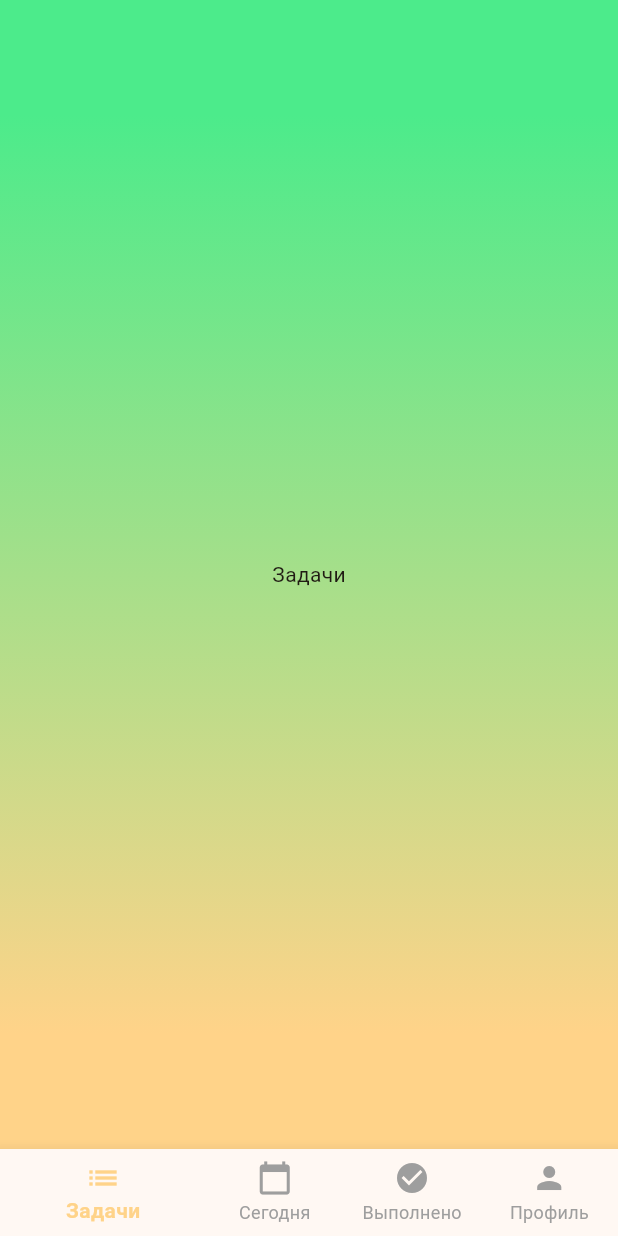
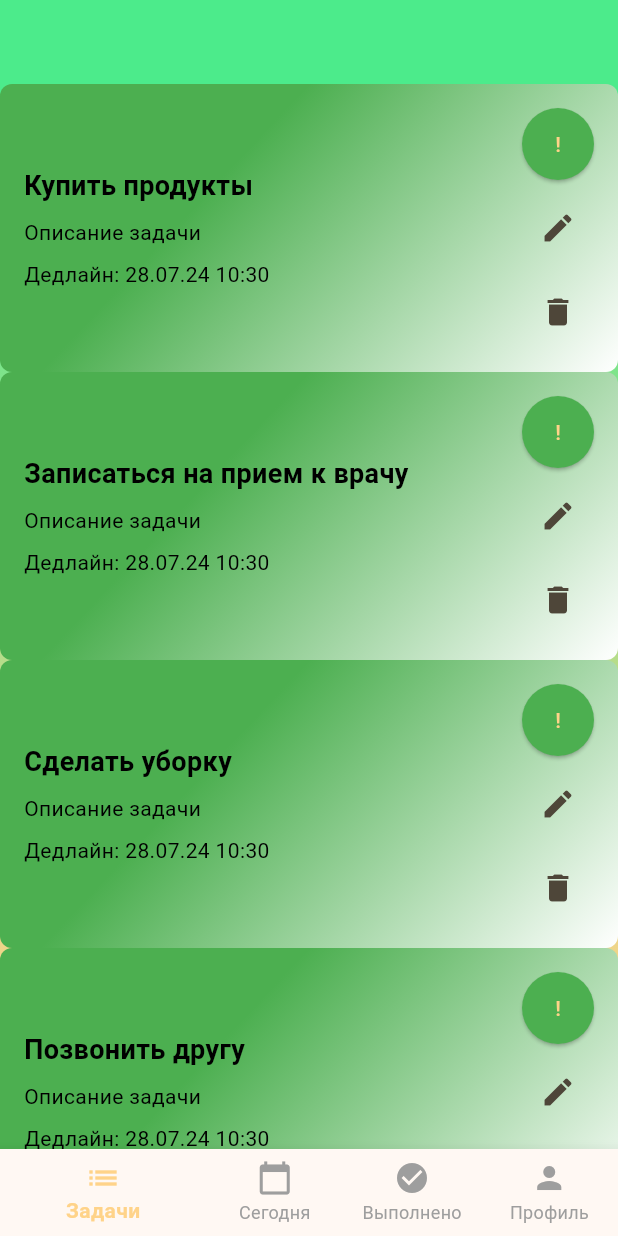
Before and after one commit to Galiona/task_manager, a Flutter app: the MainPage screen opened directly, on a phone screen of 412 x 824 dp. Run offline on Flutter 3.47's test engine with Material 3 defaults, Android fonts, the phone set to English and light mode, and no system bars.

Commit message:
all task

```diff
--- a/lib/pages/main_page.dart
+++ b/lib/pages/main_page.dart
@@ -1,5 +1,6 @@
 import 'package:flutter/material.dart';
-import 'package:task_manager/screens/profile.dart'; // Импортируем ProfilePage
+import '../screens/profile.dart';
+import '../screens/all_tasks.dart';
 
 class MainPage extends StatefulWidget {
   const MainPage({Key? key}) : super(key: key);
@@ -12,10 +13,10 @@ class _MainPageState extends State<MainPage> {
   int _selectedIndex = 0;
 
   static const List<Widget> _widgetOptions = <Widget>[
-    Text('Задачи'),
+    TaskPage(),
     Text('Сегодня'),
     Text('Выполнено'),
-    Text('Профиль'),
+    ProfilePage(),
   ];
 
   void _onItemTapped(int index) {
--- /dev/null
+++ b/lib/screens/all_tasks.dart
@@ -0,0 +1,43 @@
+import 'package:flutter/material.dart';
+import '../widgets/task_item.dart';
+
+class TaskPage extends StatefulWidget {
+  const TaskPage({Key? key}) : super(key: key);
+
+  @override
+  State<TaskPage> createState() => _TaskPageState();
+}
+
+class _TaskPageState extends State<TaskPage> {
+  // Список задач (замените на данные из Firebase)
+  List<String> tasks = [
+    'Купить продукты',
+    'Записаться на прием к врачу',
+    'Сделать уборку',
+    'Позвонить другу',
+  ];
+
+  @override
+  Widget build(BuildContext context) {
+    return ListView.builder(
+      itemCount: tasks.length,
+      itemBuilder: (context, index) {
+        return TaskItem(
+          title: tasks[index],
+          description: 'Описание задачи',
+          deadline: DateTime.now(),
+          priority: TaskPriority.low,
+          onEdit: (String title) {
+            // Логика редактирования задачи
+            print('Редактируется задача: $title');
+          },
+          onDelete: (String title) {
+            setState(() {
+              tasks.remove(title); // Удаляем задачу из списка
+            });
+          },
+        );
+      },
+    );
+  }
+}
--- /dev/null
+++ b/lib/widgets/task_item.dart
@@ -0,0 +1,169 @@
+import 'package:flutter/material.dart';
+import 'package:intl/intl.dart'; // Импортируем пакет для форматирования даты
+
+class TaskItem extends StatefulWidget {
+  final String title;
+  final String description;
+  final DateTime deadline; // Изменяем тип deadline на DateTime
+  final TaskPriority priority; // Добавляем enum для приоритета
+  final Function(String) onDelete; // Функция для удаления задачи
+  final Function(String) onEdit; // Функция для редактирования задачи
+
+  const TaskItem({
+    Key? key,
+    required this.title,
+    required this.description,
+    required this.deadline,
+    required this.priority,
+    required this.onDelete,
+    required this.onEdit,
+  }) : super(key: key);
+
+  @override
+  State<TaskItem> createState() => _TaskItemState();
+}
+
+class _TaskItemState extends State<TaskItem> {
+  late TaskPriority _currentPriority; // Сохраняем текущий приоритет
+
+  @override
+  void initState() {
+    super.initState();
+    _currentPriority = widget.priority; // Инициализируем текущий приоритет
+  }
+
+  @override
+  Widget build(BuildContext context) {
+    return Container( // Добавляем Container для градиента
+      padding: const EdgeInsets.all(16.0),
+      decoration: BoxDecoration(
+        gradient: getGradientForPriority(_currentPriority), // Получаем градиент
+        borderRadius: BorderRadius.circular(8.0),
+      ),
+      child: Row(
+        children: [
+          Expanded( // Занимаем всю доступную ширину для текста
+            child: Column(
+              crossAxisAlignment: CrossAxisAlignment.start,
+              children: [
+                Text(
+                  widget.title,
+                  style: const TextStyle(
+                    fontSize: 18,
+                    fontWeight: FontWeight.bold,
+                    color: Colors.black, //  текст для контраста
+                  ),
+                ),
+                const SizedBox(height: 8),
+                Text(
+                  widget.description,
+                  style: const TextStyle(fontSize: 14, color: Colors.black), // текст для контраста
+                ),
+                const SizedBox(height: 8),
+                Text(
+                  'Дедлайн: ${DateFormat('dd.MM.yy HH:mm').format(widget.deadline)}', // Форматируем дату
+                  style: const TextStyle(fontSize: 14, color: Colors.black), //  текст для контраста
+                ),
+              ],
+            ),
+          ),
+          const SizedBox(width: 16), // Отступ между текстом и кнопкой
+          Column(
+            children: [
+              ElevatedButton(
+                onPressed: () {
+                  setState(() {
+                    _currentPriority = getNextPriority(_currentPriority);
+                  });
+                },
+                style: ElevatedButton.styleFrom(
+                  backgroundColor: getPriorityColor(_currentPriority),
+                  padding: const EdgeInsets.symmetric(horizontal: 16.0),
+                  minimumSize: const Size(48, 48), // Размер кнопки
+                ),
+                child: Text(getPriorityText(_currentPriority)),
+              ),
+              const SizedBox(height: 8), // Отступ между кнопками
+              IconButton(
+                onPressed: () {
+                  widget.onEdit(widget.title); // Вызываем функцию редактирования
+                },
+                icon: const Icon(Icons.edit),
+              ),
+              const SizedBox(height: 8), // Отступ между кнопками
+              IconButton(
+                onPressed: () {
+                  widget.onDelete(widget.title); // Вызываем функцию удаления
+                },
+                icon: const Icon(Icons.delete),
+              ),
+            ],
+          ),
+        ],
+      ),
+    );
+  }
+
+  // Функция для получения градиента в зависимости от приоритета
+  LinearGradient getGradientForPriority(TaskPriority priority) {
+    switch (priority) {
+      case TaskPriority.high:
+        return const LinearGradient(
+          colors: [Colors.red, Colors.white],
+          begin: Alignment.topCenter,
+          end: Alignment.bottomRight,
+        );
+      case TaskPriority.medium:
+        return const LinearGradient(
+          colors: [Colors.yellow, Colors.white],
+          begin: Alignment.topCenter,
+          end: Alignment.bottomRight,
+        );
+      case TaskPriority.low:
+        return const LinearGradient(
+          colors: [Colors.green, Colors.white],
+          begin: Alignment.topCenter,
+          end: Alignment.bottomRight,
+        );
+    }
+  }
+
+  // Функция для получения следующего приоритета
+  TaskPriority getNextPriority(TaskPriority priority) {
+    switch (priority) {
+      case TaskPriority.low:
+        return TaskPriority.medium;
+      case TaskPriority.medium:
+        return TaskPriority.high;
+      case TaskPriority.high:
+        return TaskPriority.low;
+    }
+  }
+
+  // Функция для получения цвета приоритета
+  Color getPriorityColor(TaskPriority priority) {
+    switch (priority) {
+      case TaskPriority.high:
+        return Colors.red;
+      case TaskPriority.medium:
+        return Colors.yellow;
+      case TaskPriority.low:
+        return Colors.green;
+    }
+  }
+
+  // Функция для получения текста приоритета
+  String getPriorityText(TaskPriority priority) {
+    switch (priority) {
+      case TaskPriority.high:
+        return '!!!';
+      case TaskPriority.medium:
+        return '!!';
+      case TaskPriority.low:
+        return '!';
+    }
+  }
+}
+
+// Enum для приоритета задачи
+enum TaskPriority { high, medium, low }
--- a/pubspec.yaml
+++ b/pubspec.yaml
@@ -35,6 +35,7 @@ dependencies:
   # The following adds the Cupertino Icons font to your application.
   # Use with the CupertinoIcons class for iOS style icons.
   cupertino_icons: ^1.0.6
+  intl: ^0.19.0
 
 dev_dependencies:
   flutter_test:
```
Also changed, not shown: pubspec.lock.
